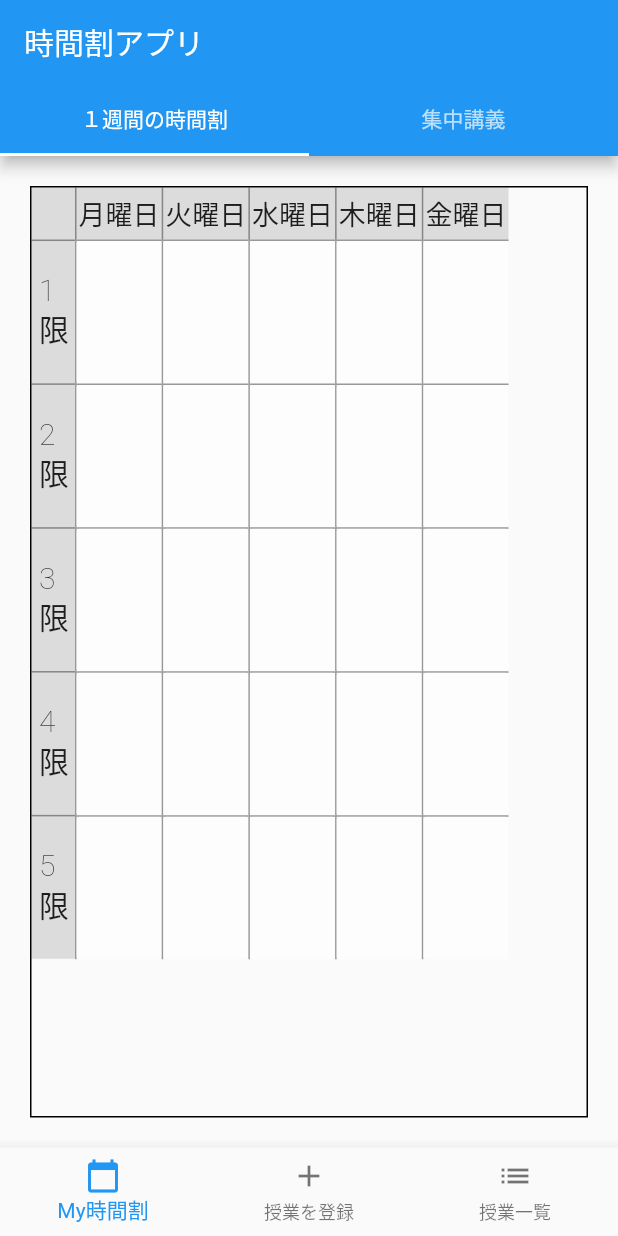
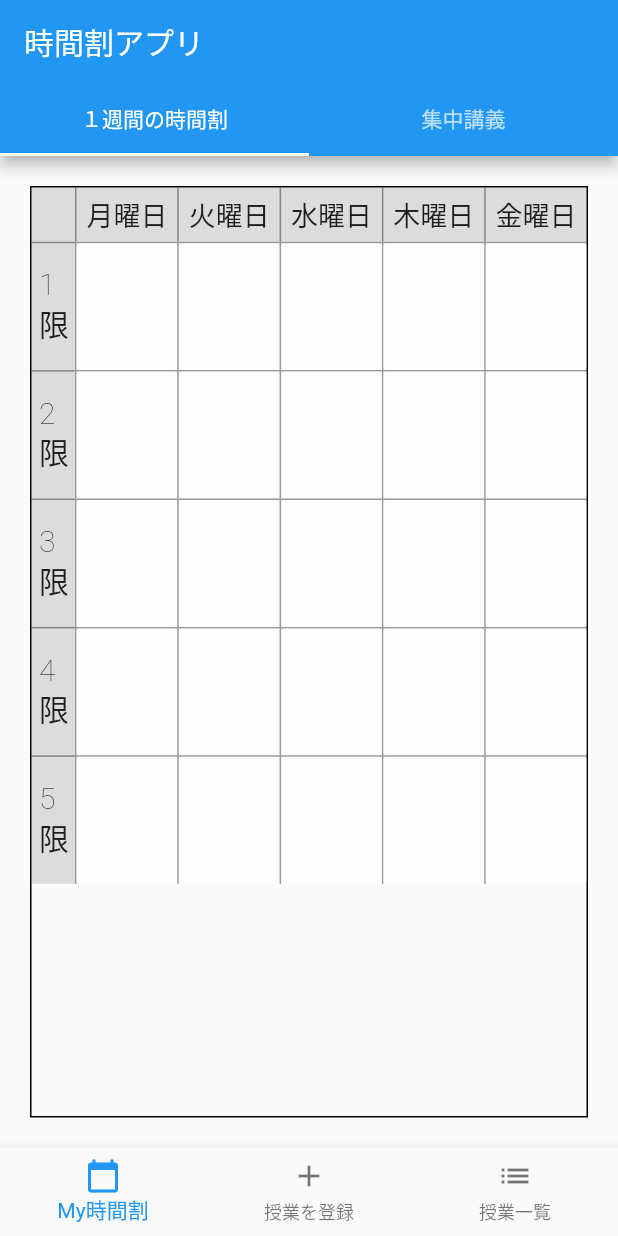
Before and after one commit to shouhi/timetable_for_students, a Flutter app: the screen it shows after launch, on a phone screen of 412 x 824 dp. Run offline on Flutter 3.47's test engine with Material 2 defaults, Android fonts, the phone set to English and light mode, and no system bars; our stand-ins replace firebase_database, sqflite; accounts and stored records are empty.

Commit message:
メインページのレイアウト修正 ・横向きにしても最低限崩れないようにした。

```diff
--- a/lib/main.dart
+++ b/lib/main.dart
@@ -105,13 +105,15 @@ with SingleTickerProviderStateMixin {
               crossAxisAlignment: CrossAxisAlignment.start,
               children: <Widget>[
                 Container(
-                  constraints: BoxConstraints(maxWidth: 29.0 + 57.8 * 5),
+//                  constraints: BoxConstraints(maxWidth: 29.0 + 57.8 * 5),
                   color: Colors.black12,
                   padding: EdgeInsets.only(left: 29.0),
                   child: GridView.count(
                     crossAxisCount: 5,
+                    physics: ScrollPhysics(),
                     shrinkWrap: true,
-                    childAspectRatio: 60 / 36,
+//                    childAspectRatio: 60 / 36,
+                    childAspectRatio: (MediaQuery.of(context).size.width - 50*2 - 29) / 5 / 30, //画面幅に応じて幅可変、高さは30で固定
                     children: daySet(),
                   ),
                 ),
@@ -124,17 +126,21 @@ with SingleTickerProviderStateMixin {
                         constraints: BoxConstraints.expand(width: 29.0),
                         child: GridView.count(
                           crossAxisCount: 1,
+                          physics: ScrollPhysics(),
                           shrinkWrap: true,
-                          childAspectRatio: 30.0 / 99.2,
+                          childAspectRatio: 29.0 / 85.6,
                           children: periodSet(),
                         ),
                       ),
                       Container(
-                        constraints: BoxConstraints.expand(width: 57.8 * 5),
-                        child: GridView.count(
+//                        constraints: BoxConstraints.expand(width: 57.8 * 5),
+                          constraints: BoxConstraints.expand(width: (MediaQuery.of(context).size.width - 50*2 -29 + 58)),
+                          child: GridView.count(
                           crossAxisCount: 5,
+                          physics: ScrollPhysics(),
                           shrinkWrap: true,
-                          childAspectRatio: 60 / 99.6,
+//                          childAspectRatio: 60 / 99.6,
+                          childAspectRatio: (MediaQuery.of(context).size.width - 50*2 - 29 + 58) / 5 / 85.6,
                           children: classSet(context),
                         ),
                       ),
@@ -1461,7 +1467,7 @@ class ConnectToDatabase {
   //クラウドのデータベース（Firebase Realtime Database）に接続
   Future<DataSnapshot> toCloud() async {
 
-    DatabaseReference _reference =  FirebaseDatabase.instance.reference().child('classes');
+    DatabaseReference _reference =  FirebaseDatabase.instance.reference().child('classes').child('engineering').child('ele_info_phys').child('5_semester');
 
     return await _reference.once();
   }
```
